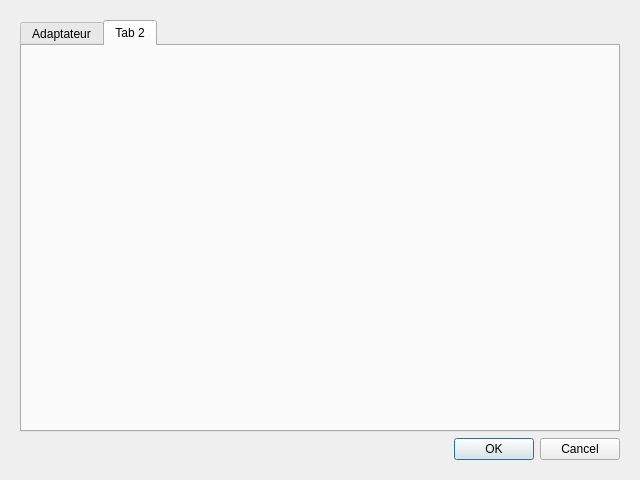
The window that fenetreparametres.ui (Dthibault/theatre2013) describes before a commit, drawn with Qt 5.
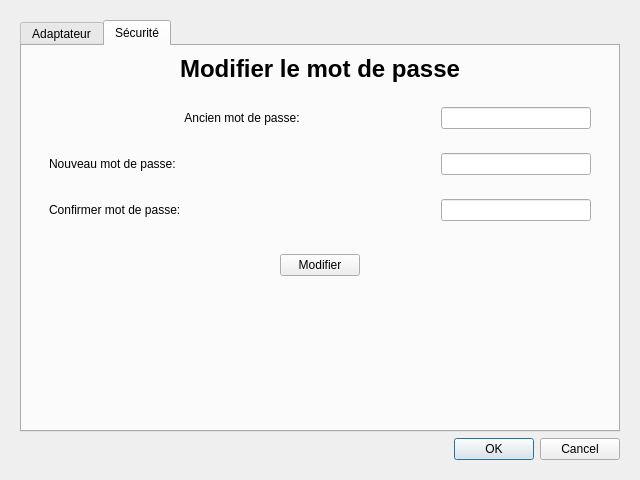
The same window after the commit. The open tabs and pages were chosen to show the change.

Commit message: Lecture XML et début onglet sécurité

```diff
--- a/fenetreparametres.ui
+++ b/fenetreparametres.ui
@@ -220,8 +220,163 @@
         </widget>
         <widget class="QWidget" name="tab_2">
          <attribute name="title">
-          <string>Tab 2</string>
+          <string>Sécurité</string>
          </attribute>
+         <layout class="QVBoxLayout" name="verticalLayout_6">
+          <item>
+           <widget class="QLabel" name="labelTitreSecurite">
+            <property name="text">
+             <string>&lt;!DOCTYPE HTML PUBLIC &quot;-//W3C//DTD HTML 4.0//EN&quot; &quot;http://www.w3.org/TR/REC-html40/strict.dtd&quot;&gt;
+&lt;html&gt;&lt;head&gt;&lt;meta name=&quot;qrichtext&quot; content=&quot;1&quot; /&gt;&lt;style type=&quot;text/css&quot;&gt;
+p, li { white-space: pre-wrap; }
+&lt;/style&gt;&lt;/head&gt;&lt;body style=&quot; font-family:'Droid Sans'; font-size:10pt; font-weight:400; font-style:normal;&quot;&gt;
+&lt;p style=&quot; margin-top:0px; margin-bottom:0px; margin-left:0px; margin-right:0px; -qt-block-indent:0; text-indent:0px;&quot;&gt;&lt;span style=&quot; font-size:18pt; font-weight:600;&quot;&gt;Modifier le mot de passe&lt;/span&gt;&lt;/p&gt;&lt;/body&gt;&lt;/html&gt;</string>
+            </property>
+            <property name="alignment">
+             <set>Qt::AlignCenter</set>
+            </property>
+           </widget>
+          </item>
+          <item>
+           <widget class="QWidget" name="conteneurSecurite" native="true">
+            <layout class="QVBoxLayout" name="verticalLayout_5">
+             <item>
+              <widget class="QWidget" name="conteneurAncienMDP" native="true">
+               <layout class="QHBoxLayout" name="horizontalLayout_5">
+                <item>
+                 <widget class="QLabel" name="labelAncien">
+                  <property name="text">
+                   <string>Ancien mot de passe:</string>
+                  </property>
+                  <property name="alignment">
+                   <set>Qt::AlignCenter</set>
+                  </property>
+                 </widget>
+                </item>
+                <item>
+                 <widget class="QLineEdit" name="lineEditAncienMDP">
+                  <property name="maximumSize">
+                   <size>
+                    <width>150</width>
+                    <height>16777215</height>
+                   </size>
+                  </property>
+                  <property name="echoMode">
+                   <enum>QLineEdit::Password</enum>
+                  </property>
+                 </widget>
+                </item>
+               </layout>
+              </widget>
+             </item>
+             <item>
+              <widget class="QWidget" name="conteneurNouveauMDP" native="true">
+               <layout class="QHBoxLayout" name="horizontalLayout_7">
+                <item>
+                 <widget class="QLabel" name="labelNouveau">
+                  <property name="text">
+                   <string>Nouveau mot de passe:</string>
+                  </property>
+                 </widget>
+                </item>
+                <item>
+                 <widget class="QLineEdit" name="lineEditNouveauMDP">
+                  <property name="maximumSize">
+                   <size>
+                    <width>150</width>
+                    <height>16777215</height>
+                   </size>
+                  </property>
+                  <property name="echoMode">
+                   <enum>QLineEdit::Password</enum>
+                  </property>
+                 </widget>
+                </item>
+               </layout>
+              </widget>
+             </item>
+             <item>
+              <widget class="QWidget" name="conteneurNouveauMDP2" native="true">
+               <layout class="QHBoxLayout" name="horizontalLayout_8">
+                <item>
+                 <widget class="QLabel" name="labelNouveau2">
+                  <property name="text">
+                   <string>Confirmer mot de passe:</string>
+                  </property>
+                 </widget>
+                </item>
+                <item>
+                 <widget class="QLineEdit" name="lineEditNouveauMDP2">
+                  <property name="maximumSize">
+                   <size>
+                    <width>150</width>
+                    <height>16777215</height>
+                   </size>
+                  </property>
+                  <property name="echoMode">
+                   <enum>QLineEdit::Password</enum>
+                  </property>
+                 </widget>
+                </item>
+               </layout>
+              </widget>
+             </item>
+            </layout>
+           </widget>
+          </item>
+          <item>
+           <widget class="QWidget" name="conteneurBoutonMDP" native="true">
+            <layout class="QHBoxLayout" name="horizontalLayout_9">
+             <item>
+              <spacer name="horizontalSpacer_5">
+               <property name="orientation">
+                <enum>Qt::Horizontal</enum>
+               </property>
+               <property name="sizeHint" stdset="0">
+                <size>
+                 <width>40</width>
+                 <height>20</height>
+                </size>
+               </property>
+              </spacer>
+             </item>
+             <item>
+              <widget class="QPushButton" name="boutonModifierMDP">
+               <property name="text">
+                <string>Modifier</string>
+               </property>
+              </widget>
+             </item>
+             <item>
+              <spacer name="horizontalSpacer_6">
+               <property name="orientation">
+                <enum>Qt::Horizontal</enum>
+               </property>
+               <property name="sizeHint" stdset="0">
+                <size>
+                 <width>40</width>
+                 <height>20</height>
+                </size>
+               </property>
+              </spacer>
+             </item>
+            </layout>
+           </widget>
+          </item>
+          <item>
+           <spacer name="verticalSpacer_3">
+            <property name="orientation">
+             <enum>Qt::Vertical</enum>
+            </property>
+            <property name="sizeHint" stdset="0">
+             <size>
+              <width>20</width>
+              <height>40</height>
+             </size>
+            </property>
+           </spacer>
+          </item>
+         </layout>
         </widget>
        </widget>
       </item>
```
Left out of the diff: 11 changed lines with no effect on the pictures. The commit also changes 5 other files.
